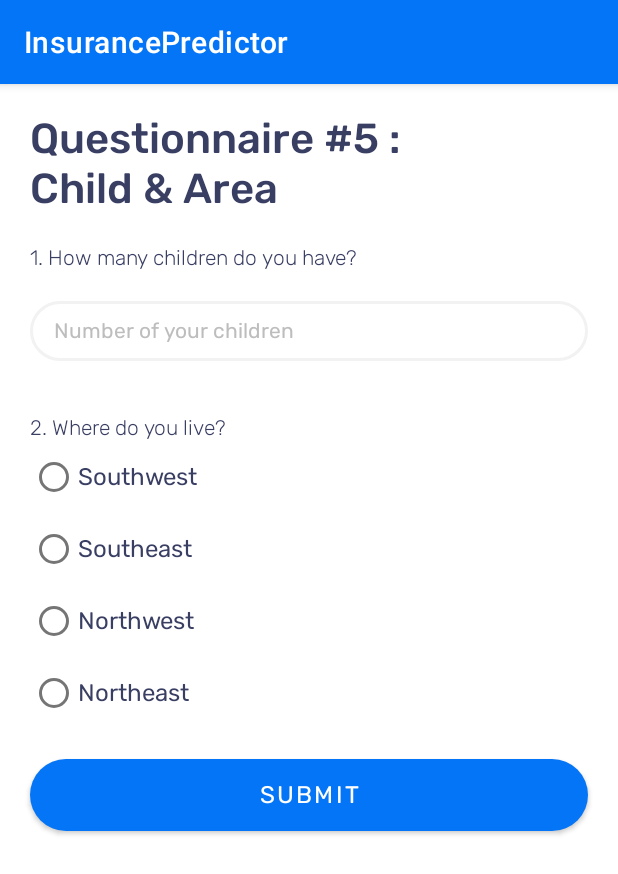
After one commit to caresomebody/CapstoneProject-InsurancePredictor, an Android app: the QuestFourActivity screen opened directly, with no data from a screen before it, on a phone screen of 412 x 824 dp. The commit adds this screen. Shown: the top 874 px of the screen. Run offline under Robolectric (Android 15) with nearby library versions, the phone set to English and light mode, and no system bars.

Commit message:
nambahin Questionnaire

```diff
--- a/app/src/main/AndroidManifest.xml
+++ b/app/src/main/AndroidManifest.xml
@@ -9,7 +9,11 @@
         android:roundIcon="@mipmap/ic_launcher_round"
         android:supportsRtl="true"
         android:theme="@style/Theme.InsurancePredictor">
-        <activity android:name=".WaitingActivity"></activity>
+        <activity android:name=".QuestFourActivity"></activity>
+        <activity android:name=".QuestThreeActivity" />
+        <activity android:name=".QuestTwoActivity" />
+        <activity android:name=".QuestOneActivity" />
+        <activity android:name=".WaitingActivity" />
         <activity android:name=".SignUpActivity" />
         <activity android:name=".LoginActivity" />
         <activity android:name=".MainActivity">
--- /dev/null
+++ b/app/src/main/java/com/agrilogi/insurancepredictor/QuestFourActivity.kt
@@ -0,0 +1,11 @@
+package com.agrilogi.insurancepredictor
+
+import androidx.appcompat.app.AppCompatActivity
+import android.os.Bundle
+
+class QuestFourActivity : AppCompatActivity() {
+    override fun onCreate(savedInstanceState: Bundle?) {
+        super.onCreate(savedInstanceState)
+        setContentView(R.layout.activity_quest_four)
+    }
+}
--- /dev/null
+++ b/app/src/main/res/layout/activity_quest_four.xml
@@ -0,0 +1,117 @@
+<?xml version="1.0" encoding="utf-8"?>
+<LinearLayout xmlns:android="http://schemas.android.com/apk/res/android"
+    xmlns:app="http://schemas.android.com/apk/res-auto"
+    xmlns:tools="http://schemas.android.com/tools"
+    android:orientation="vertical"
+    android:layout_width="match_parent"
+    android:layout_height="match_parent"
+    tools:context=".QuestFourActivity">
+
+    <TextView
+        android:layout_width="250dp"
+        android:layout_height="wrap_content"
+        android:layout_marginTop="20dp"
+        android:layout_marginHorizontal="20dp"
+        android:fontFamily="@font/rubik_medium"
+        android:textSize="28sp"
+        android:textColor="@color/font"
+        android:text="@string/questionnaire_5_child_area"
+        />
+
+    <TextView
+        android:layout_width="wrap_content"
+        android:layout_height="wrap_content"
+        android:layout_marginTop="20dp"
+        android:layout_marginHorizontal="20dp"
+        android:fontFamily="@font/rubik_light"
+        android:textSize="14sp"
+        android:textColor="@color/font"
+        android:text="@string/_1_how_many_children_do_you_have"
+        />
+
+    <EditText
+        android:layout_width="match_parent"
+        android:layout_height="40dp"
+        android:layout_marginHorizontal="20dp"
+        android:layout_marginTop="20dp"
+        android:background="@drawable/primary_rounded"
+        android:hint="@string/number_of_your_children"
+        android:paddingStart="16dp"
+        android:textColorHint="@color/grey"
+        android:fontFamily="@font/rubik_regular"
+        android:textSize="14sp"
+        android:layout_marginBottom="16dp"
+        tools:ignore="RtlSymmetry" />
+
+    <RadioGroup
+        android:id="@+id/radio_group2"
+        android:layout_width="match_parent"
+        android:layout_height="wrap_content">
+
+        <TextView
+            android:layout_width="wrap_content"
+            android:layout_height="wrap_content"
+            android:layout_marginTop="20dp"
+            android:layout_marginHorizontal="20dp"
+            android:fontFamily="@font/rubik_light"
+            android:textSize="14sp"
+            android:textColor="@color/font"
+            android:text="@string/_2_where_do_you_live"
+            />
+
+        <RadioButton
+            android:id="@+id/radio_sw"
+            android:layout_width="wrap_content"
+            android:layout_height="wrap_content"
+            android:layout_marginHorizontal="20dp"
+            android:text="@string/southwest"
+            android:textColor="@color/font"
+            android:textSize="16sp"
+            android:fontFamily="@font/rubik_regular" />
+
+        <RadioButton
+            android:id="@+id/radio_se"
+            android:layout_width="wrap_content"
+            android:layout_height="wrap_content"
+            android:layout_marginHorizontal="20dp"
+            android:text="@string/southeast"
+            android:textColor="@color/font"
+            android:textSize="16sp"
+            android:fontFamily="@font/rubik_regular" />
+
+        <RadioButton
+            android:id="@+id/radio_nw"
+            android:layout_width="wrap_content"
+            android:layout_height="wrap_content"
+            android:layout_marginHorizontal="20dp"
+            android:text="@string/northwest"
+            android:textColor="@color/font"
+            android:textSize="16sp"
+            android:fontFamily="@font/rubik_regular" />
+
+        <RadioButton
+            android:id="@+id/radio_ne"
+            android:layout_width="wrap_content"
+            android:layout_height="wrap_content"
+            android:layout_marginHorizontal="20dp"
+            android:text="@string/northeast"
+            android:textColor="@color/font"
+            android:textSize="16sp"
+            android:fontFamily="@font/rubik_regular" />
+
+    </RadioGroup>
+
+
+    <Button
+        android:layout_width="match_parent"
+        android:layout_height="wrap_content"
+        android:background="@drawable/rounded_button"
+        android:text="@string/submit"
+        android:fontFamily="@font/rubik_regular"
+        android:textSize="16sp"
+        android:layout_marginTop="20dp"
+        android:layout_marginHorizontal="20dp"
+        />
+
+
+</LinearLayout>
--- a/app/src/main/res/values/strings.xml
+++ b/app/src/main/res/values/strings.xml
@@ -21,4 +21,29 @@
     <string name="waiting_for_you_to_be_ready">Waiting for you to be ready...</string>
     <string name="questions_about_yourself">You will be asked to answer some questions about yourself</string>
     <string name="i_m_ready">I am Ready</string>
+    <string name="questionnaire_1_age_amp_sex"><![CDATA[Questionnaire #1 : Age & Sex]]></string>
+    <string name="_1_how_old_are_you">1. How old are you?</string>
+    <string name="input_your_age">Input your age</string>
+    <string name="next">Next</string>
+    <string name="_2_you_identify_yourself_as">2. You identify yourself as?</string>
+    <string name="male">Male</string>
+    <string name="female">Female</string>
+    <string name="other">Other</string>
+    <string name="questionnaire_2_bmi">Questionnaire #2 : BMI</string>
+    <string name="how_tall_are_you">1. How tall are you?</string>
+    <string name="input_height">Input your height</string>
+    <string name="_2_what_is_your_weight">2. What is your weight?</string>
+    <string name="questionnaire_4_smoke">Questionnaire #4 : Smoke</string>
+    <string name="_1_have_you_used_cigarettes">1. Have you used cigarettes, E-cigarettes, pipes, vapor products, snuff, chewing tobacco, nicotine gum or nicotine patches in the past 12 months?</string>
+    <string name="no_i_have_not">No, I have not</string>
+    <string name="yes_i_have">Yes, I have</string>
+    <string name="questionnaire_5_child_area"><![CDATA[Questionnaire #5 : Child & Area]]></string>
+    <string name="_1_how_many_children_do_you_have">1. How many children do you have?</string>
+    <string name="number_of_your_children">Number of your children</string>
+    <string name="_2_where_do_you_live">2. Where do you live?</string>
+    <string name="southwest">Southwest</string>
+    <string name="southeast">Southeast</string>
+    <string name="northwest">Northwest</string>
+    <string name="northeast">Northeast</string>
+    <string name="submit">SUBMIT</string>
 </resources>
```
Also changed, not shown: app/src/main/java/com/agrilogi/insurancepredictor/QuestOneActivity.kt (added, +11 -0 lines), app/src/main/java/com/agrilogi/insurancepredictor/QuestThreeActivity.kt (added, +11 -0 lines), app/src/main/java/com/agrilogi/insurancepredictor/QuestTwoActivity.kt (added, +11 -0 lines), app/src/main/res/layout/activity_main.xml (+0 -9 lines), app/src/main/res/layout/activity_quest_one.xml (added, +106 -0 lines), app/src/main/res/layout/activity_quest_three.xml (added, +69 -0 lines), app/src/main/res/layout/activity_quest_two.xml (added, +82 -0 lines).
